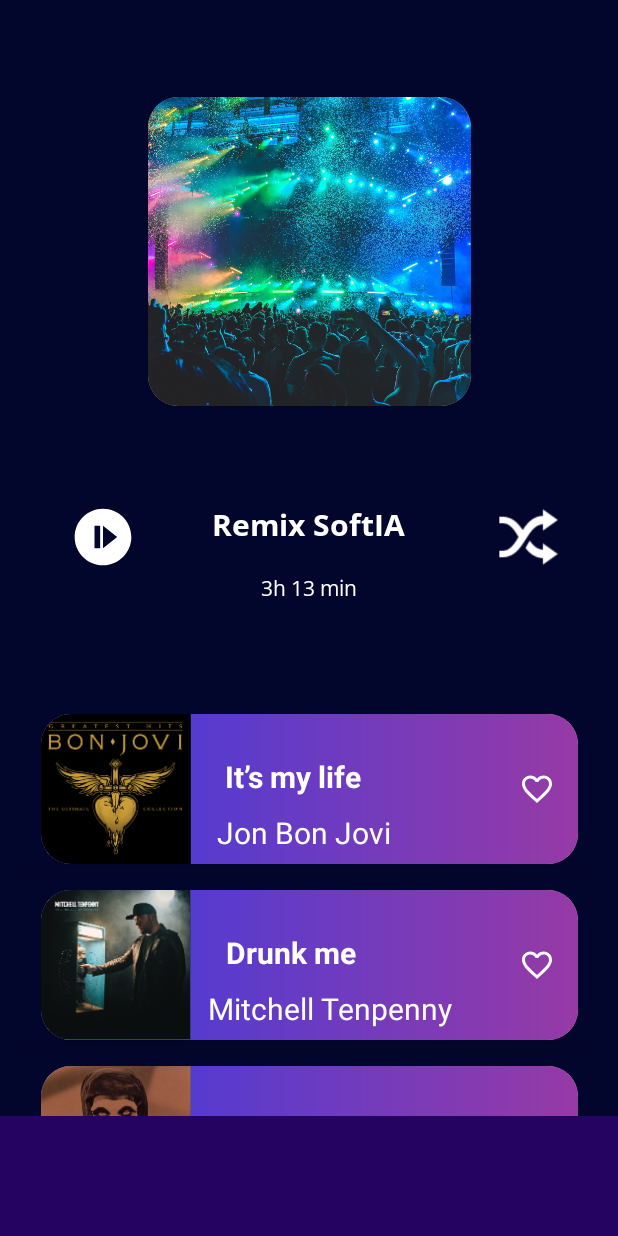
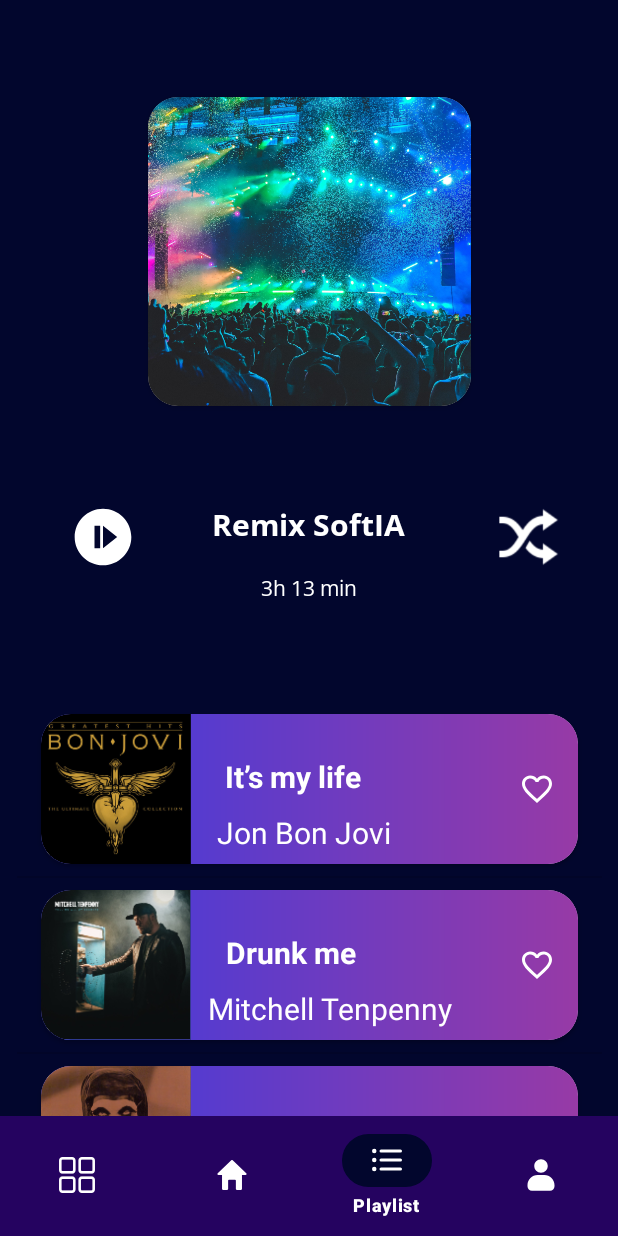
Before and after one commit to luciasimon/Melodify, an Android app: the PlayList screen opened directly, with no data from a screen before it, on a phone screen of 412 x 824 dp. Run offline under Robolectric (Android 15) with nearby library versions, the phone set to English and light mode, and no system bars; our stand-ins replace data binding; pictures from the network do not load.

Commit message:
falta 1 activity

```diff
--- a/app/src/main/java/com/example/melodify/MainActivity.kt
+++ b/app/src/main/java/com/example/melodify/MainActivity.kt
@@ -16,10 +16,10 @@
         super.onCreate(savedInstanceState)
         setContentView(R.layout.activity_main)
 
-         val intent = Intent(this, UserActivity::class.java)
+         //val intent = Intent(this, UserActivity::class.java)
 //        val intent = Intent(this, PlayingSongActivity::class.java)
-//        val intent = Intent(this, LogInPage::class.java)
-//        val intent = Intent(this, HomeActivity::class.java)
+       val intent = Intent(this, LogInPage::class.java)
+//       val intent = Intent(this, HomeActivity::class.java)
 
         startActivity(intent)
     }
--- a/app/src/main/java/com/example/melodify/UserActivity.kt
+++ b/app/src/main/java/com/example/melodify/UserActivity.kt
@@ -22,7 +22,6 @@
         setContentView(binding.root)
 
         Glide.with(binding.imageViewImagenUsuario.context).load(R.drawable.avatar_default_svgrepo_com).into(binding.imageViewImagenUsuario)
-
 
         initRecyclerView()
     }
--- a/app/src/main/java/com/example/melodify/playlist/PlayListViewHolder.kt
+++ b/app/src/main/java/com/example/melodify/playlist/PlayListViewHolder.kt
@@ -1,14 +1,12 @@
-import android.content.Context
+
 import android.util.Log
 import android.view.View
 import androidx.recyclerview.widget.RecyclerView
 import com.bumptech.glide.Glide
 import com.bumptech.glide.load.engine.DiskCacheStrategy
-import com.bumptech.glide.request.RequestOptions
 import com.example.melodify.databinding.MusicItemBinding
 import com.example.melodify.R
 import com.example.melodify.playlist.Music
-import com.squareup.picasso.Picasso
 
 class PlayListViewHolder(view: View) : RecyclerView.ViewHolder(view) {
 
@@ -22,7 +20,7 @@
         // Cargar imagen con Glide desde drawable
         Glide.with(itemView.context)
             .load(musicModel.img) // Aquí musicModel.img es el ID del recurso en drawable
-            .apply(RequestOptions().error(R.drawable.img1))
+            .apply(com.bumptech.glide.request.RequestOptions().error(R.drawable.img1))
             .diskCacheStrategy(DiskCacheStrategy.ALL) // Opcional, dependiendo de tus necesidades de caché
             .into(binding.ivMusic)
         Log.d("sofia",musicModel.img.toString())
--- a/app/src/main/res/layout/activity_home.xml
+++ b/app/src/main/res/layout/activity_home.xml
@@ -1,4 +1,5 @@
 <?xml version="1.0" encoding="utf-8"?>
+
 <androidx.constraintlayout.widget.ConstraintLayout xmlns:android="http://schemas.android.com/apk/res/android"
     xmlns:app="http://schemas.android.com/apk/res-auto"
     xmlns:tools="http://schemas.android.com/tools"
--- a/app/src/main/res/layout/activity_log_in_page.xml
+++ b/app/src/main/res/layout/activity_log_in_page.xml
@@ -16,7 +16,7 @@
         android:layout_height="202dp"
         android:layout_gravity="center"
         android:layout_marginTop="38dp"
-        tools:srcCompat="@drawable/logomelodify" />
+        android:src="@drawable/logomelodify" />
 
     <TextView
         android:id="@+id/textInicioSesion"
--- a/app/src/main/res/layout/activity_user.xml
+++ b/app/src/main/res/layout/activity_user.xml
@@ -1,4 +1,5 @@
 <?xml version="1.0" encoding="utf-8"?>
+<layout>
 <androidx.constraintlayout.widget.ConstraintLayout xmlns:android="http://schemas.android.com/apk/res/android"
     xmlns:app="http://schemas.android.com/apk/res-auto"
     xmlns:tools="http://schemas.android.com/tools"
@@ -151,3 +152,4 @@
 
 
 </androidx.constraintlayout.widget.ConstraintLayout>
+</layout>
--- a/app/src/main/res/menu/bottom_nav_menu.xml
+++ b/app/src/main/res/menu/bottom_nav_menu.xml
@@ -1,4 +1,7 @@
-<?xml version="1.0" encoding="utf-8"?>
+<menu xmlns:android="http://schemas.android.com/apk/res/android">
+    <item
+        android:id="@+id/opcion1"
+        android:title="Opción 1"
         android:icon="@drawable/four_squares_button_of_view_options_svgrepo_com"/>
 
     <item
```
Also changed, not shown: app/build.gradle.kts (+5 -4 lines), app/src/main/java/com/example/melodify/LogInPage.kt (+9 -0 lines), app/src/main/res/drawable/logomelody.jpeg (added).
